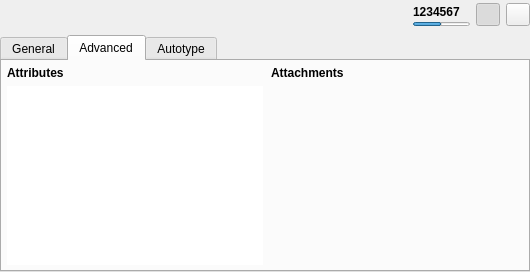
The window that src/gui/EntryPreviewWidget.ui (keepassxreboot/keepassxc) describes before a commit, drawn with Qt 5.
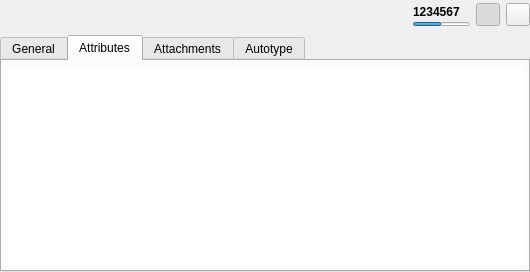
The same window after the commit. The open tabs and pages were chosen to show the change. Custom widgets are drawn as their Qt base class.

Commit message:
Split Advanced tab into Attributes and Attachments in preview pane
Replace the single Advanced tab in the entry preview pane with two
separate tabs for Attributes and Attachments. Each tab is independently
enabled based on whether the entry has custom attributes or attachments.

The edit to the form file:
```diff
--- a/src/gui/EntryPreviewWidget.ui
+++ b/src/gui/EntryPreviewWidget.ui
@@ -665,9 +665,9 @@
          </widget>
          <widget class="QWidget" name="entryAdvancedTab">
           <attribute name="title">
-           <string>Advanced</string>
+           <string>Attributes</string>
           </attribute>
-          <layout class="QGridLayout" name="gridLayout_1">
+          <layout class="QVBoxLayout" name="verticalLayout_9">
            <property name="leftMargin">
             <number>5</number>
            </property>
@@ -680,61 +680,7 @@
            <property name="bottomMargin">
             <number>5</number>
            </property>
-           <property name="horizontalSpacing">
-            <number>8</number>
-           </property>
-           <item row="0" column="1">
-            <widget class="QLabel" name="attachmentsTitleLabel">
-             <property name="sizePolicy">
-              <sizepolicy hsizetype="Minimum" vsizetype="Preferred">
-               <horstretch>0</horstretch>
-               <verstretch>0</verstretch>
-              </sizepolicy>
-             </property>
-             <property name="font">
-              <font>
-               <weight>75</weight>
-               <bold>true</bold>
-              </font>
-             </property>
-             <property name="text">
-              <string>Attachments</string>
-             </property>
-            </widget>
-           </item>
-           <item row="1" column="1">
-            <widget class="EntryAttachmentsWidget" name="entryAttachmentsWidget" native="true">
-             <property name="sizePolicy">
-              <sizepolicy hsizetype="Expanding" vsizetype="Expanding">
-               <horstretch>0</horstretch>
-               <verstretch>0</verstretch>
-              </sizepolicy>
-             </property>
-             <property name="focusPolicy">
-              <enum>Qt::ClickFocus</enum>
-             </property>
-            </widget>
-           </item>
-           <item row="0" column="0">
-            <widget class="QLabel" name="attributesTitleLabel">
-             <property name="sizePolicy">
-              <sizepolicy hsizetype="Minimum" vsizetype="Preferred">
-               <horstretch>0</horstretch>
-               <verstretch>0</verstretch>
-              </sizepolicy>
-             </property>
-             <property name="font">
-              <font>
-               <weight>75</weight>
-               <bold>true</bold>
-              </font>
-             </property>
-             <property name="text">
-              <string>Attributes</string>
-             </property>
-            </widget>
-           </item>
-           <item row="1" column="0">
+           <item>
             <widget class="QTableWidget" name="entryAttributesTable">
              <property name="focusPolicy">
               <enum>Qt::NoFocus</enum>
@@ -773,6 +719,38 @@
            </item>
           </layout>
          </widget>
+         <widget class="QWidget" name="entryAttachmentsTab">
+          <attribute name="title">
+           <string>Attachments</string>
+          </attribute>
+          <layout class="QVBoxLayout" name="verticalLayout_6">
+           <property name="leftMargin">
+            <number>5</number>
+           </property>
+           <property name="topMargin">
+            <number>5</number>
+           </property>
+           <property name="rightMargin">
+            <number>5</number>
+           </property>
+           <property name="bottomMargin">
+            <number>5</number>
+           </property>
+           <item>
+            <widget class="EntryAttachmentsWidget" name="entryAttachmentsWidget" native="true">
+             <property name="sizePolicy">
+              <sizepolicy hsizetype="Expanding" vsizetype="Expanding">
+               <horstretch>0</horstretch>
+               <verstretch>0</verstretch>
+              </sizepolicy>
+             </property>
+             <property name="focusPolicy">
+              <enum>Qt::ClickFocus</enum>
+             </property>
+            </widget>
+           </item>
+          </layout>
+         </widget>
          <widget class="QWidget" name="entryAutotypeTab">
           <attribute name="title">
            <string>Autotype</string>
```
Left out of the diff: 2 changed lines with no effect on the pictures. The commit also changes 2 other files.
